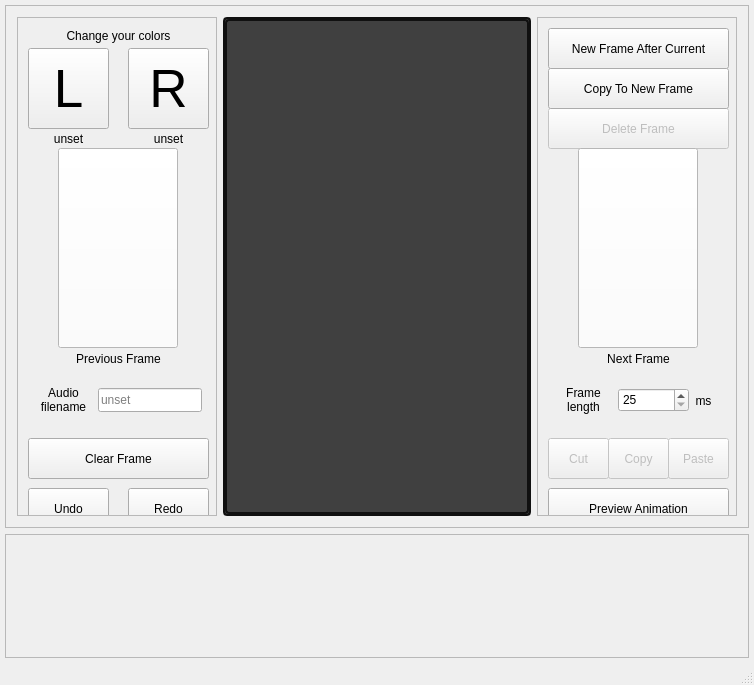
Above: Tower_of_Lights_Editor_V3/mainwindow.ui from ThereIsNoEscape/cs383project before the change. Below: the same form after it.
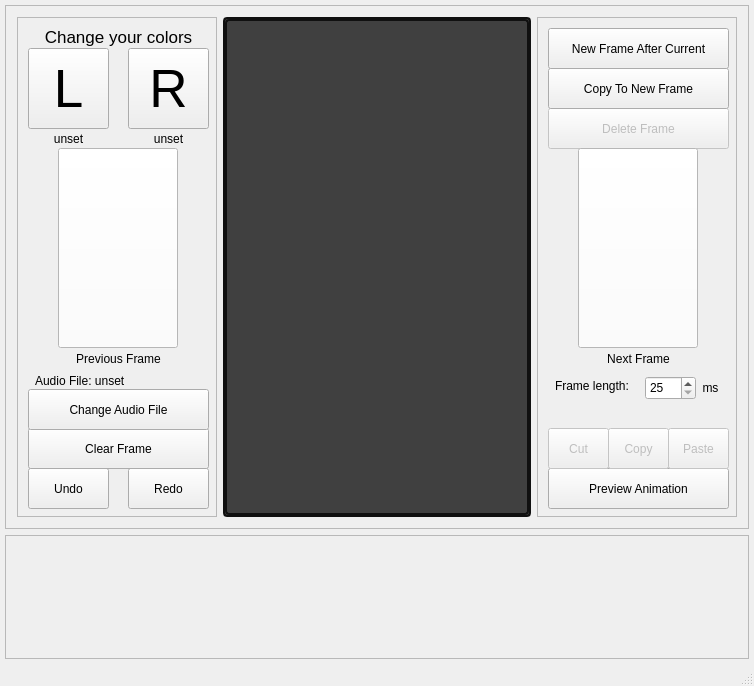
That is the form after the change.

What changed in the file:
```diff
--- a/Tower_of_Lights_Editor_V3/mainwindow.ui
+++ b/Tower_of_Lights_Editor_V3/mainwindow.ui
@@ -7,7 +7,7 @@
     <x>0</x>
     <y>0</y>
     <width>754</width>
-    <height>685</height>
+    <height>686</height>
    </rect>
   </property>
   <property name="sizePolicy">
@@ -18,8 +18,8 @@
   </property>
   <property name="minimumSize">
    <size>
-    <width>12</width>
-    <height>20</height>
+    <width>754</width>
+    <height>686</height>
    </size>
   </property>
   <property name="windowTitle">
@@ -65,7 +65,7 @@
          <x>0</x>
          <y>0</y>
          <width>742</width>
-         <height>496</height>
+         <height>497</height>
         </rect>
        </property>
        <layout class="QHBoxLayout" name="horizontalLayout_3">
@@ -92,7 +92,7 @@
              <x>0</x>
              <y>0</y>
              <width>198</width>
-             <height>470</height>
+             <height>471</height>
             </rect>
            </property>
            <widget class="QPushButton" name="pushButton_l">
@@ -186,7 +186,7 @@
             <property name="geometry">
              <rect>
               <x>110</x>
-              <y>470</y>
+              <y>450</y>
               <width>81</width>
               <height>41</height>
              </rect>
@@ -199,7 +199,7 @@
             <property name="geometry">
              <rect>
               <x>10</x>
-              <y>470</y>
+              <y>450</y>
               <width>81</width>
               <height>41</height>
              </rect>
@@ -231,7 +231,7 @@
             <property name="geometry">
              <rect>
               <x>10</x>
-              <y>420</y>
+              <y>410</y>
               <width>181</width>
               <height>41</height>
              </rect>
@@ -246,12 +246,33 @@
            <widget class="QLabel" name="label_4">
             <property name="geometry">
              <rect>
-              <x>20</x>
-              <y>7</y>
-              <width>161</width>
+              <x>17</x>
+              <y>355</y>
+              <width>167</width>
+              <height>16</height>
+             </rect>
+            </property>
+            <property name="text">
+             <string>Audio File: unset</string>
+            </property>
+            <property name="alignment">
+             <set>Qt::AlignLeading|Qt::AlignLeft|Qt::AlignVCenter</set>
+            </property>
+           </widget>
+           <widget class="QLabel" name="label_7">
+            <property name="geometry">
+             <rect>
+              <x>10</x>
+              <y>8</y>
+              <width>181</width>
               <height>21</height>
              </rect>
             </property>
+            <property name="font">
+             <font>
+              <pointsize>13</pointsize>
+             </font>
+            </property>
             <property name="text">
              <string>Change your colors</string>
             </property>
@@ -259,37 +280,17 @@
              <set>Qt::AlignCenter</set>
             </property>
            </widget>
-           <widget class="QLabel" name="label_12">
+           <widget class="QPushButton" name="pushButton_changeAudioFile">
             <property name="geometry">
              <rect>
               <x>10</x>
-              <y>366</y>
-              <width>71</width>
-              <height>31</height>
+              <y>371</y>
+              <width>181</width>
+              <height>41</height>
              </rect>
             </property>
             <property name="text">
-             <string>Audio
-filename</string>
-            </property>
-            <property name="alignment">
-             <set>Qt::AlignCenter</set>
-            </property>
-           </widget>
-           <widget class="QLineEdit" name="lineEdit">
-            <property name="geometry">
-             <rect>
-              <x>80</x>
-              <y>370</y>
-              <width>104</width>
-              <height>24</height>
-             </rect>
-            </property>
-            <property name="text">
-             <string/>
-            </property>
-            <property name="placeholderText">
-             <string>unset</string>
+             <string>Change Audio File</string>
             </property>
            </widget>
           </widget>
@@ -323,7 +324,7 @@
              <x>0</x>
              <y>0</y>
              <width>294</width>
-             <height>468</height>
+             <height>469</height>
             </rect>
            </property>
            <layout class="QGridLayout" name="gridLayout_4">
@@ -357,7 +358,7 @@
              <x>0</x>
              <y>0</y>
              <width>198</width>
-             <height>470</height>
+             <height>471</height>
             </rect>
            </property>
            <widget class="QLabel" name="label_5">
@@ -414,25 +415,24 @@
            <widget class="QLabel" name="label_8">
             <property name="geometry">
              <rect>
-              <x>10</x>
-              <y>366</y>
-              <width>71</width>
-              <height>31</height>
+              <x>17</x>
+              <y>360</y>
+              <width>91</width>
+              <height>16</height>
              </rect>
             </property>
             <property name="text">
-             <string>Frame
-length</string>
+             <string>Frame length:</string>
             </property>
             <property name="alignment">
-             <set>Qt::AlignCenter</set>
+             <set>Qt::AlignLeading|Qt::AlignLeft|Qt::AlignVCenter</set>
             </property>
            </widget>
            <widget class="QLabel" name="label_9">
             <property name="geometry">
              <rect>
-              <x>150</x>
-              <y>372</y>
+              <x>157</x>
+              <y>359</y>
               <width>31</width>
               <height>21</height>
              </rect>
@@ -445,10 +445,13 @@
             </property>
            </widget>
            <widget class="QPushButton" name="pushButton_preview">
+            <property name="enabled">
+             <bool>true</bool>
+            </property>
             <property name="geometry">
              <rect>
               <x>10</x>
-              <y>470</y>
+              <y>450</y>
               <width>181</width>
               <height>41</height>
              </rect>
@@ -460,15 +463,15 @@
            <widget class="QSpinBox" name="spinBox">
             <property name="geometry">
              <rect>
-              <x>80</x>
-              <y>370</y>
-              <width>71</width>
+              <x>107</x>
+              <y>358</y>
+              <width>51</width>
               <height>24</height>
              </rect>
             </property>
             <property name="minimumSize">
              <size>
-              <width>71</width>
+              <width>20</width>
               <height>24</height>
              </size>
             </property>
@@ -518,7 +521,7 @@
             <property name="geometry">
              <rect>
               <x>10</x>
-              <y>420</y>
+              <y>410</y>
               <width>61</width>
               <height>41</height>
              </rect>
@@ -537,7 +540,7 @@
             <property name="geometry">
              <rect>
               <x>70</x>
-              <y>420</y>
+              <y>410</y>
               <width>61</width>
               <height>41</height>
              </rect>
@@ -556,7 +559,7 @@
             <property name="geometry">
              <rect>
               <x>130</x>
-              <y>420</y>
+              <y>410</y>
               <width>61</width>
               <height>41</height>
              </rect>
```
Left out of the diff: 4 changed lines with no effect on the pictures.
